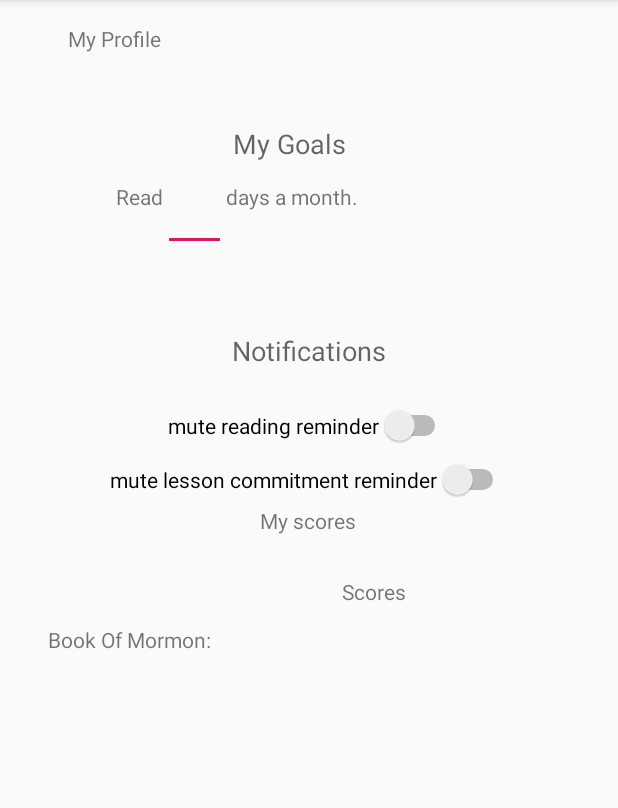
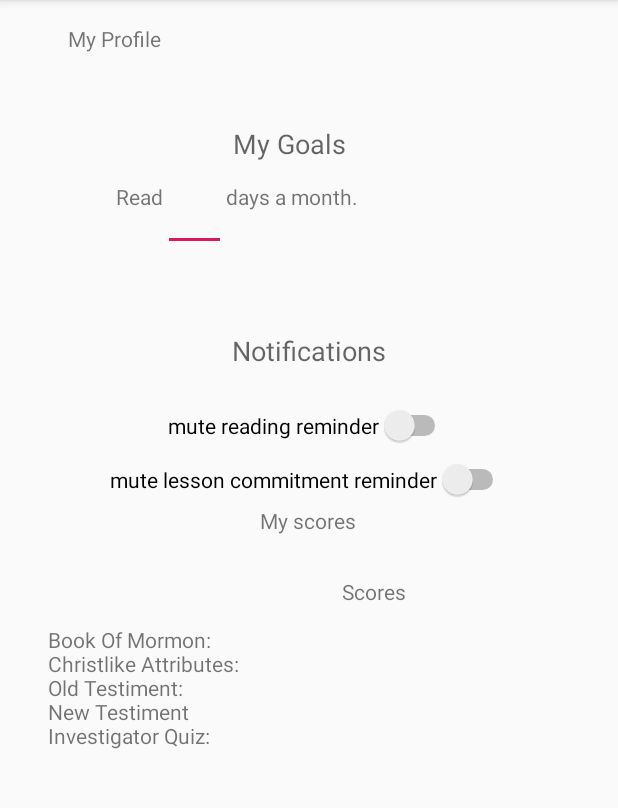
Before and after one commit to whitneyharrism/ScriptureApp, an Android app: the Profile screen opened directly, with no data from a screen before it, on a phone screen of 412 x 824 dp, the part 84-892 px from its top. Run offline under Robolectric (Android 15) with nearby library versions, the light colour scheme and no system bars; our stand-ins replace Firebase (no records; nobody signed in at launch, a user with empty details on screens opened directly); 6 statements that could not run were skipped.

Commit message:
Finished profile score upkeep.

```diff
--- a/app/src/main/java/com/example/scripturestudyapp/Profile.java
+++ b/app/src/main/java/com/example/scripturestudyapp/Profile.java
@@ -28,7 +28,7 @@
     int goalDays;
     int goalPercComplete;
     EditText goalDaysBox;
-    TextView userNameBox, bookOfMormonScore;
+    TextView userNameBox, scoresBox;
     String TAG;
 
     @Override
@@ -44,17 +44,22 @@
         }
 
         ///////////////////////////////////////////////////////////Scores//////////////////////////////
-        bookOfMormonScore = findViewById(R.id.bookOfMormonBox);
+        scoresBox = findViewById(R.id.bookOfMormonBox);
         //bookOfMormonScore.setText(FirebaseDatabase.getInstance().getReference().child("Quiz").child("BOMQuiz").child("score").getValue());
-        DatabaseReference BOMDatabase = FirebaseDatabase.getInstance().getReference().child("Quiz").child("BOMQuiz");
+        DatabaseReference BOMDatabase = FirebaseDatabase.getInstance().getReference().child("Quiz");
         BOMDatabase.addValueEventListener(new ValueEventListener() {
             @Override
             public void onDataChange(DataSnapshot dataSnapshot) {
                 //bookOfMormonScore = (TextView) dataSnapshot.getValue();
-                String BOMScore = (String) dataSnapshot.child("score").getValue();
-                Toast.makeText(Profile.this,BOMScore,Toast.LENGTH_SHORT).show();
-                Log.w(TAG, String.valueOf(BOMScore));
-                bookOfMormonScore.setText(BOMScore);
+                String BOMScore = dataSnapshot.child("BOMQuiz").child("score").getValue().toString();
+                //Toast.makeText(Profile.this,BOMScore,Toast.LENGTH_SHORT).show();
+                Log.w(TAG, dataSnapshot.child("CAQuiz").child("score").getValue().toString());
+                scoresBox.setText(BOMScore);
+                scoresBox.append("\n"+dataSnapshot.child("CAQuiz").child("score").getValue().toString());
+                scoresBox.append("\n"+dataSnapshot.child("OTQuiz").child("score").getValue().toString());
+                scoresBox.append("\n"+dataSnapshot.child("NTQuiz").child("score").getValue().toString());
+                scoresBox.append("\n"+dataSnapshot.child("InvQuiz").child("score").getValue().toString());
+
             }
 
             @Override
--- a/app/src/main/res/layout/activity_profile.xml
+++ b/app/src/main/res/layout/activity_profile.xml
@@ -124,18 +124,18 @@
 
     <TextView
         android:id="@+id/textView15"
-        android:layout_width="181dp"
-        android:layout_height="34dp"
+        android:layout_width="176dp"
+        android:layout_height="119dp"
         android:layout_marginStart="32dp"
         android:layout_marginTop="60dp"
-        android:text="Book Of Mormon:"
+        android:text="Book Of Mormon:\nChristlike Attributes:\nOld Testiment:\nNew Testiment\nInvestigator Quiz:"
         app:layout_constraintStart_toStartOf="parent"
         app:layout_constraintTop_toBottomOf="@+id/textView13" />
 
     <TextView
         android:id="@+id/bookOfMormonBox"
-        android:layout_width="77dp"
-        android:layout_height="32dp"
+        android:layout_width="73dp"
+        android:layout_height="126dp"
         android:layout_marginStart="32dp"
         android:text="TextView"
         app:layout_constraintEnd_toEndOf="parent"
```
